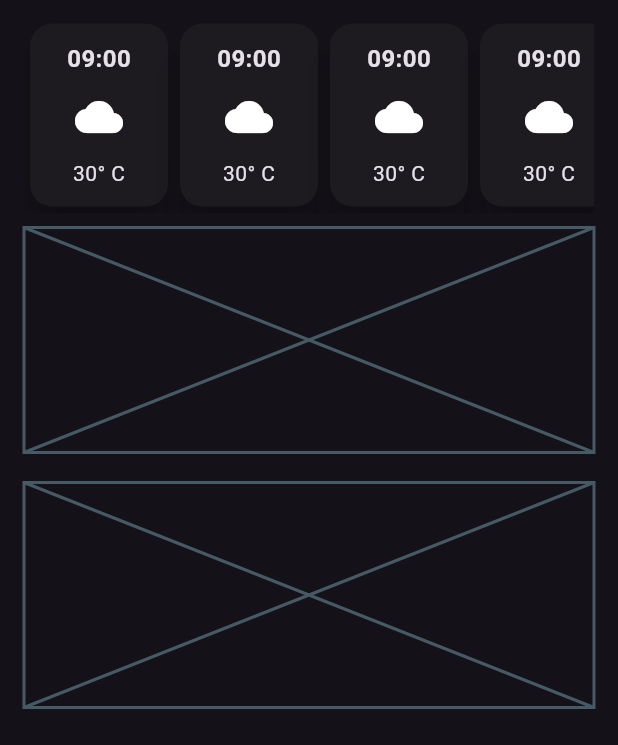
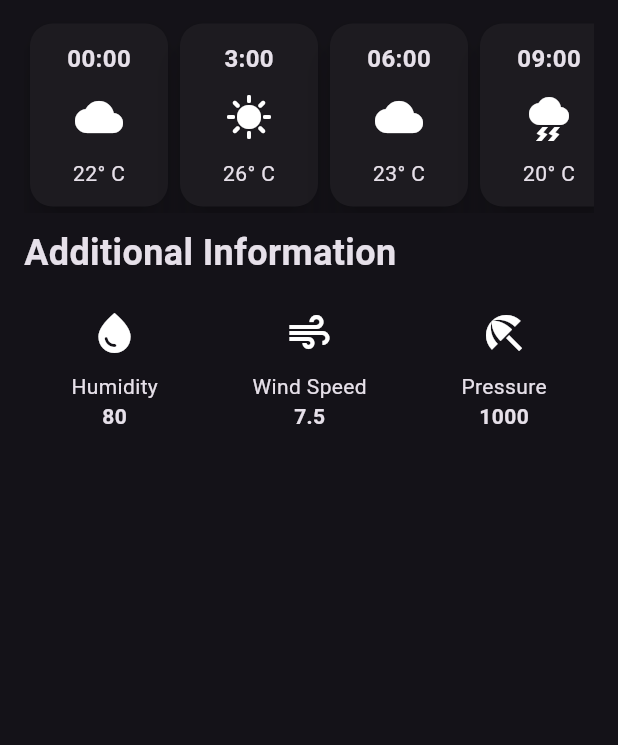
Before and after one commit to Shishir3D/WeatherApp, a Flutter app: the screen it shows after launch, on a phone screen of 412 x 824 dp, the part 491-1236 px from its top. Run offline on Flutter 3.47's test engine with Material 3 defaults, Android fonts, the phone set to English and light mode, and no system bars.

Commit message:
feat(weather): add additional info section

```diff
--- /dev/null
+++ b/lib/additional_info_items.dart
@@ -0,0 +1,35 @@
+import 'package:flutter/material.dart';
+
+class AdditionalInfoItems extends StatelessWidget {
+  final IconData icon;
+  final String info;
+  final String value;
+
+  const AdditionalInfoItems({
+    super.key,
+    required this.icon,
+    required this.info,
+    required this.value,
+  });
+
+  @override
+  Widget build(BuildContext context) {
+    return Column(
+      mainAxisAlignment: MainAxisAlignment.spaceAround,
+      children: [
+        Icon(
+          icon,
+          size: 32,
+        ),
+        const SizedBox(height: 10),
+        Text(info),
+        Text(
+          value,
+          style: const TextStyle(
+            fontWeight: FontWeight.bold,
+          ),
+        ),
+      ],
+    );
+  }
+}
--- /dev/null
+++ b/lib/hourly_forecast_items.dart
@@ -0,0 +1,50 @@
+import 'package:flutter/material.dart';
+
+class HourlyForcastItem extends StatelessWidget {
+  final String time;
+  final IconData icon;
+  final String temperature;
+
+  const HourlyForcastItem({
+    super.key,
+    required this.time,
+    required this.icon,
+    required this.temperature,
+  });
+
+  @override
+  Widget build(BuildContext context) {
+    return SizedBox(
+      width: 100,
+      height: 130,
+      child: Card(
+        elevation: 10,
+        shape: RoundedRectangleBorder(
+          borderRadius: BorderRadius.circular(15),
+        ),
+        child: Column(
+          mainAxisAlignment: MainAxisAlignment.spaceEvenly,
+          children: [
+            Text(
+              time,
+              style: const TextStyle(
+                fontSize: 16,
+                fontWeight: FontWeight.bold,
+              ),
+            ),
+            Icon(
+              icon,
+              size: 32,
+            ),
+            Text(
+              temperature,
+              style: const TextStyle(
+                fontSize: 14,
+              ),
+            )
+          ],
+        ),
+      ),
+    );
+  }
+}
--- a/lib/weather_app.dart
+++ b/lib/weather_app.dart
@@ -1,8 +1,7 @@
 import 'dart:ui';
-
-import 'package:flutter/cupertino.dart';
 import 'package:flutter/material.dart';
-import 'package:flutter/widgets.dart';
+import 'package:weather_app/additional_info_items.dart';
+import 'package:weather_app/hourly_forecast_items.dart';
 
 class WeatherScreen extends StatelessWidget {
   const WeatherScreen({super.key});
@@ -91,11 +90,31 @@ class WeatherScreen extends StatelessWidget {
               scrollDirection: Axis.horizontal,
               child: Row(
                 children: [
-                  HourlyForcastItem(),
-                  HourlyForcastItem(),
-                  HourlyForcastItem(),
-                  HourlyForcastItem(),
-                  HourlyForcastItem(),
+                  HourlyForcastItem(
+                    time: "00:00",
+                    icon: Icons.cloud,
+                    temperature: "22° C",
+                  ),
+                  HourlyForcastItem(
+                    time: "3:00",
+                    icon: Icons.sunny,
+                    temperature: "26° C",
+                  ),
+                  HourlyForcastItem(
+                    time: "06:00",
+                    icon: Icons.cloud,
+                    temperature: "23° C",
+                  ),
+                  HourlyForcastItem(
+                    time: "09:00",
+                    icon: Icons.thunderstorm,
+                    temperature: "20° C",
+                  ),
+                  HourlyForcastItem(
+                    time: "12:00",
+                    icon: Icons.ramen_dining,
+                    temperature: "45° C",
+                  ),
                 ],
               ),
             ),
@@ -103,8 +122,10 @@ class WeatherScreen extends StatelessWidget {
             const SizedBox(
               height: 10,
             ),
-            const Placeholder(
-              fallbackHeight: 150,
+
+            const Text(
+              "Additional Information",
+              style: TextStyle(fontSize: 24, fontWeight: FontWeight.bold),
             ),
 
             const SizedBox(
@@ -112,52 +133,29 @@ class WeatherScreen extends StatelessWidget {
             ),
 
             //additional information
-            const Placeholder(
-              fallbackHeight: 150,
-            )
+            const Row(
+              mainAxisAlignment: MainAxisAlignment.spaceAround,
+              children: [
+                AdditionalInfoItems(
+                  icon: Icons.water_drop,
+                  info: "Humidity",
+                  value: "80",
+                ),
+                AdditionalInfoItems(
+                  icon: Icons.air,
+                  info: "Wind Speed",
+                  value: "7.5",
+                ),
+                AdditionalInfoItems(
+                  icon: Icons.beach_access,
+                  info: "Pressure",
+                  value: "1000",
+                ),
+              ],
+            ),
           ],
         ),
       ),
     );
   }
 }
-
-class HourlyForcastItem extends StatelessWidget {
-  const HourlyForcastItem({super.key});
-
-  @override
-  Widget build(BuildContext context) {
-    return SizedBox(
-      width: 100,
-      height: 130,
-      child: Card(
-        elevation: 10,
-        shape: RoundedRectangleBorder(
-          borderRadius: BorderRadius.circular(15),
-        ),
-        child: const Column(
-          mainAxisAlignment: MainAxisAlignment.spaceEvenly,
-          children: [
-            Text(
-              "09:00",
-              style: TextStyle(
-                fontSize: 16,
-                fontWeight: FontWeight.bold,
-              ),
-            ),
-            Icon(
-              Icons.cloud,
-              size: 32,
-            ),
-            Text(
-              "30° C",
-              style: TextStyle(
-                fontSize: 14,
-              ),
-            )
-          ],
-        ),
-      ),
-    );
-  }
-}
```
